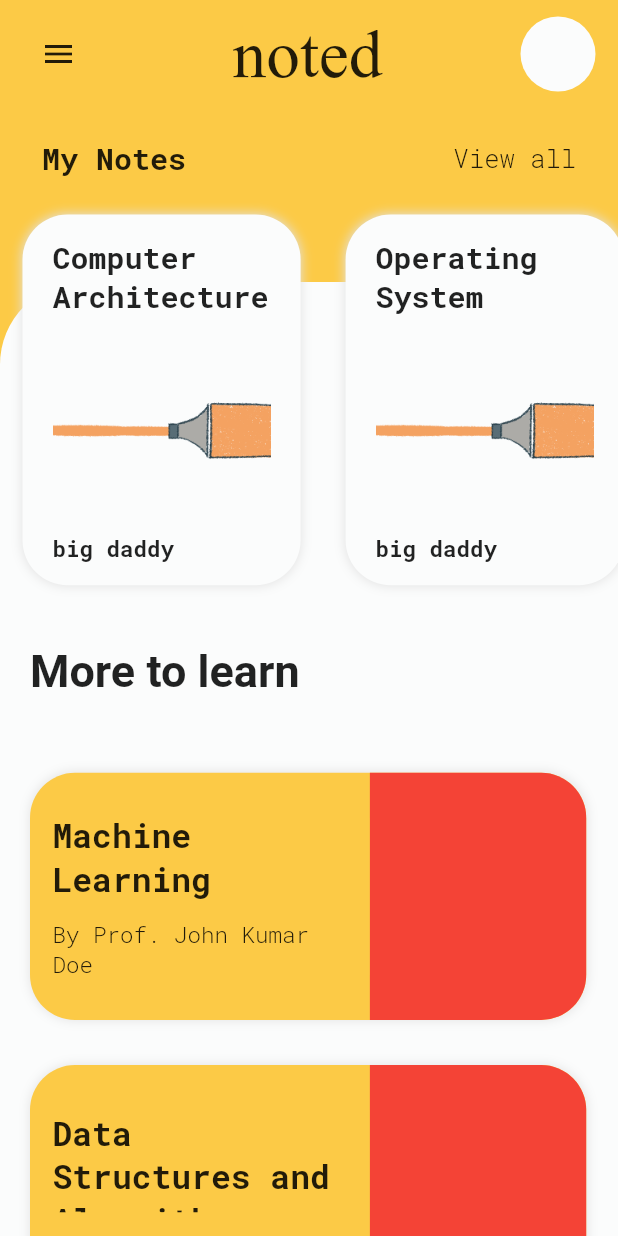
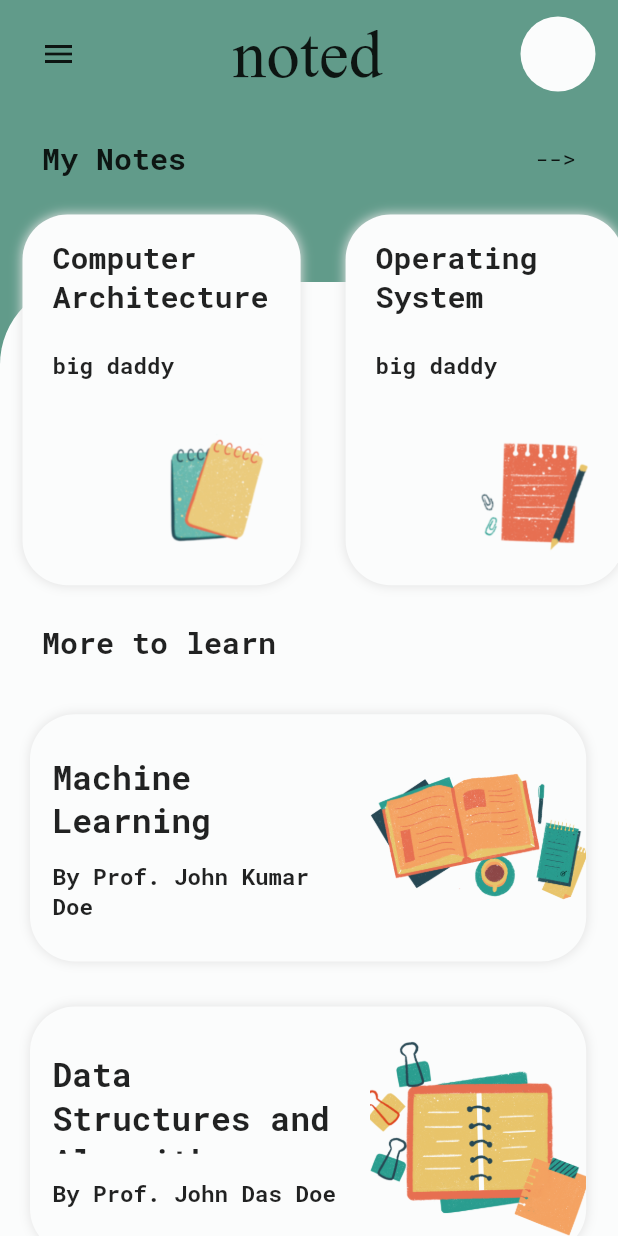
Before and after one commit to dscnsec/noted-App, a Flutter app: the HomePage screen opened directly, on a phone screen of 412 x 824 dp. Run offline on Flutter 3.47's test engine with Material 2 defaults, Android fonts, the phone set to English and light mode, and no system bars; our stand-ins replace slider_button.

Commit message:
main page UI updates

```diff
--- a/lib/home_page.dart
+++ b/lib/home_page.dart
@@ -13,7 +13,7 @@ class _HomePageState extends State<HomePage> {
     double screenSize = MediaQuery.of(context).size.height;
     return SafeArea(
       child: Scaffold(
-          backgroundColor: Color(0xFFfcca46),
+          backgroundColor: Color(0xFF619b8a),
           body: ListView(
             children: <Widget>[
               Padding(
@@ -54,11 +54,11 @@ class _HomePageState extends State<HomePage> {
                           fontWeight: FontWeight.bold),
                     ),
                     Text(
-                      'View all',
+                      '-->',
                       style: TextStyle(
-                        fontSize: 17.0,
+                        fontSize: 15.0,
                         fontFamily: 'RobotoMono',
-                        fontWeight: FontWeight.w300,
+                        fontWeight: FontWeight.w500,
                       ),
                     ),
                   ],
@@ -93,24 +93,25 @@ class _HomePageState extends State<HomePage> {
                           scrollDirection: Axis.horizontal,
                           child: Row(
                             children: <Widget>[
-                              CourseCard('Orange.png', 'Computer Architecture',
+                              CourseCard('Notes.png', 'Computer Architecture',
                                   'big daddy'),
-                              CourseCard('Orange.png', 'Operating System',
+                              CourseCard('Sheets.png', 'Operating System',
                                   'big daddy'),
-                              CourseCard('Orange.png', 'Machine Learning',
-                                  'big daddy'),
+                              CourseCard(
+                                  'Notes.png', 'Machine Learning', 'big daddy'),
                             ],
                           ),
                         ),
                         Padding(
                           padding: EdgeInsets.symmetric(
-                              horizontal: 20.0, vertical: 25.0),
+                              horizontal: 28.0, vertical: 10.0),
                           child: Text(
                             'More to learn',
                             style: TextStyle(
-                              fontWeight: FontWeight.bold,
-                              fontSize: 30.0,
-                            ),
+                                //fontWeight: FontWeight.bold,
+                                fontSize: 20.0,
+                                fontFamily: 'RobotoMono',
+                                fontWeight: FontWeight.bold),
                           ),
                         ),
                         Padding(
@@ -119,11 +120,11 @@ class _HomePageState extends State<HomePage> {
                           child: Column(
                             children: <Widget>[
                               HorizontalCard('Machine Learning',
-                                  'John Kumar Doe', 'student.png'),
+                                  'John Kumar Doe', 'Book.png'),
                               HorizontalCard('Data Structures and Algorithm',
-                                  'John Das Doe', 'student.png'),
+                                  'John Das Doe', 'Openbook_.png'),
                               HorizontalCard('Computer Architecture',
-                                  'John Doe', 'student.png'),
+                                  'John Doe', 'Book.png'),
                             ],
                           ),
                         ),
@@ -163,7 +164,7 @@ class HorizontalCard extends StatelessWidget {
                 padding: EdgeInsets.all(15.0),
                 child: Column(
                   mainAxisAlignment: MainAxisAlignment
-                      .spaceEvenly, // PLAY AROUND WITH THIS, MAYBE CHANGE SPACEeVENLY TO SPACEbETWEEN
+                      .spaceEvenly, // PLAY AROUND WITH THIS, MAYBE CHANGE SPACEeVENLY TO SPACEbETWEEN XDXDXD the ROASSST
                   crossAxisAlignment: CrossAxisAlignment.start,
                   children: <Widget>[
                     Flexible(
@@ -171,7 +172,7 @@ class HorizontalCard extends StatelessWidget {
                         child: Text(
                           subjName,
                           style: TextStyle(
-                              fontSize: screenSize > 700 ? 22.0 : 17,
+                              fontSize: screenSize > 700 ? 22.0 : 20,
                               fontFamily: 'RobotoMono',
                               fontWeight: FontWeight.bold),
                         ),
@@ -184,7 +185,7 @@ class HorizontalCard extends StatelessWidget {
                           style: TextStyle(
                               fontSize: screenSize > 700 ? 15.0 : 13,
                               fontFamily: 'RobotoMono',
-                              fontWeight: FontWeight.w300),
+                              fontWeight: FontWeight.w700),
                         ),
                       ),
                     ),
@@ -202,11 +203,9 @@ class HorizontalCard extends StatelessWidget {
                   topRight: Radius.circular(30.0),
                   bottomRight: Radius.circular(30.0),
                 ),
-                color: Colors.red,
-                // image: DecorationImage(
-                //   image: AssetImage('images/$imgpPath'),
-                //   fit: BoxFit.cover
-                // ),
+                //color: Colors.red,
+                image: DecorationImage(
+                    image: AssetImage('images/$imgpPath'), fit: BoxFit.cover),
               ),
             )
           ],
@@ -216,7 +215,7 @@ class HorizontalCard extends StatelessWidget {
             : MediaQuery.of(context).size.height * 0.22,
         width: MediaQuery.of(context).size.width * 0.9,
         decoration: BoxDecoration(
-          color: Color(0xFFfcca46),
+          color: Color(0xfffbfcfc),
           //color: Colors.grey[200],
           borderRadius: BorderRadius.all(
             Radius.circular(30.0),
@@ -279,6 +278,17 @@ class CourseCard extends StatelessWidget {
                 ),
               ),
               Padding(
+                padding: EdgeInsets.only(left: 0.0),
+                //padding: EdgeInsets.only(top: 0.0),
+                child: Text(
+                  teacher,
+                  style: TextStyle(
+                      fontSize: 15.0,
+                      fontFamily: 'RobotoMono',
+                      fontWeight: FontWeight.bold),
+                ),
+              ),
+              Padding(
                 padding: EdgeInsets.only(top: 0.0),
                 child: Container(
                   height: MediaQuery.of(context).size.height * 0.12,
@@ -290,17 +300,6 @@ class CourseCard extends StatelessWidget {
                   ),
                 ),
               ),
-              Padding(
-                padding: EdgeInsets.only(left: 0.0),
-                //padding: EdgeInsets.only(top: 0.0),
-                child: Text(
-                  teacher,
-                  style: TextStyle(
-                      fontSize: 15.0,
-                      fontFamily: 'RobotoMono',
-                      fontWeight: FontWeight.bold),
-                ),
-              ),
             ],
           ),
         ),
```
Also changed, not shown: images/Book.png (added), images/Notes.png (added), images/Openbook_.png (added), images/Pad.png (added), images/Sheet.png (added), images/Sheets.png (added), images/human.png (added), images/humannote_.png (added).
